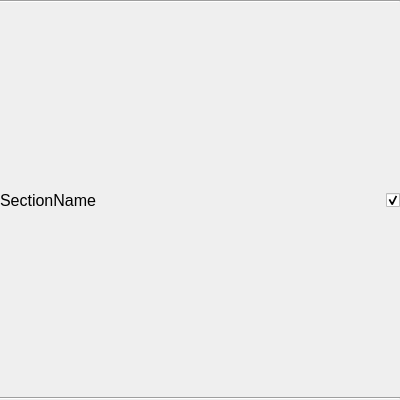
First picture: the form in Src/symbolsettingsection.ui, repository Aryetis/Obenkyobo, before the edit.
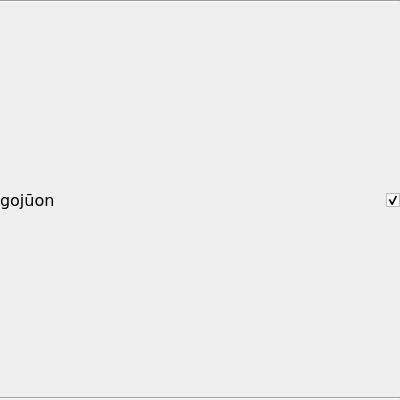
Second picture: the form after the edit.

Diff of the .ui file:
```diff
--- a/Src/symbolsettingsection.ui
+++ b/Src/symbolsettingsection.ui
@@ -69,14 +69,17 @@
       <widget class="QLabel" name="SymbolSettingSectionName">
        <property name="font">
         <font>
+         <family>DejaVu Sans</family>
          <pointsize>12</pointsize>
+         <weight>50</weight>
+         <bold>false</bold>
         </font>
        </property>
        <property name="text">
-        <string>SectionName</string>
+        <string>gojūon</string>
        </property>
        <property name="margin">
-        <number>8</number>
+        <number>16</number>
        </property>
       </widget>
      </item>
```
Left out of the diff: 3 changed lines with no effect on the pictures.
